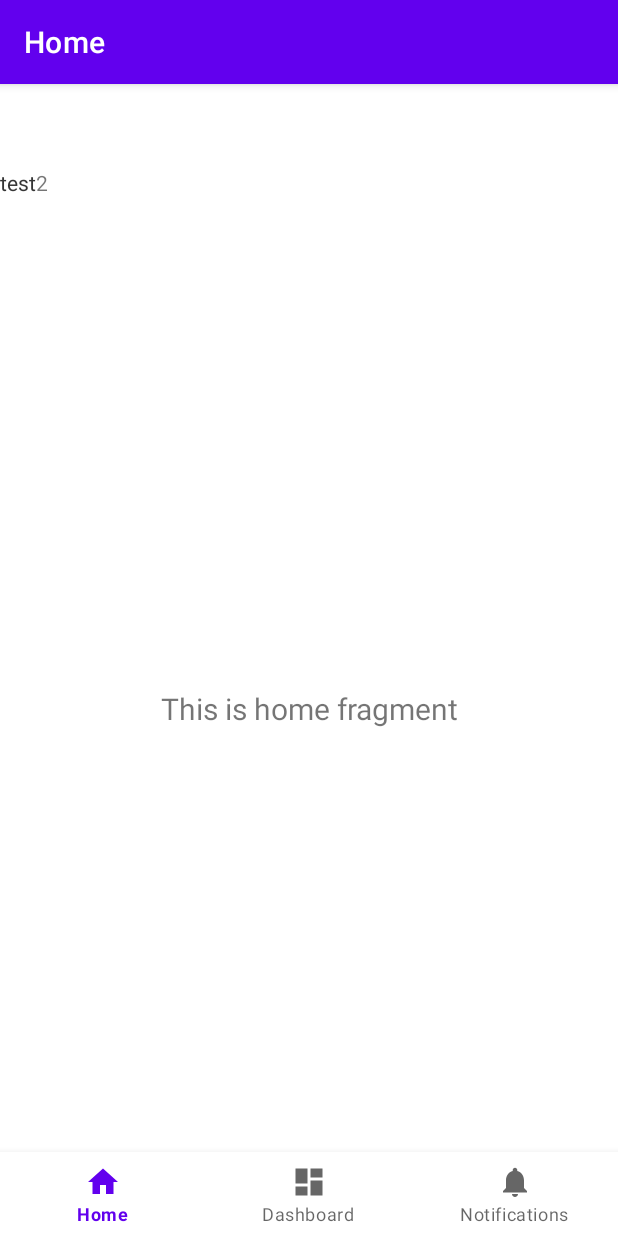
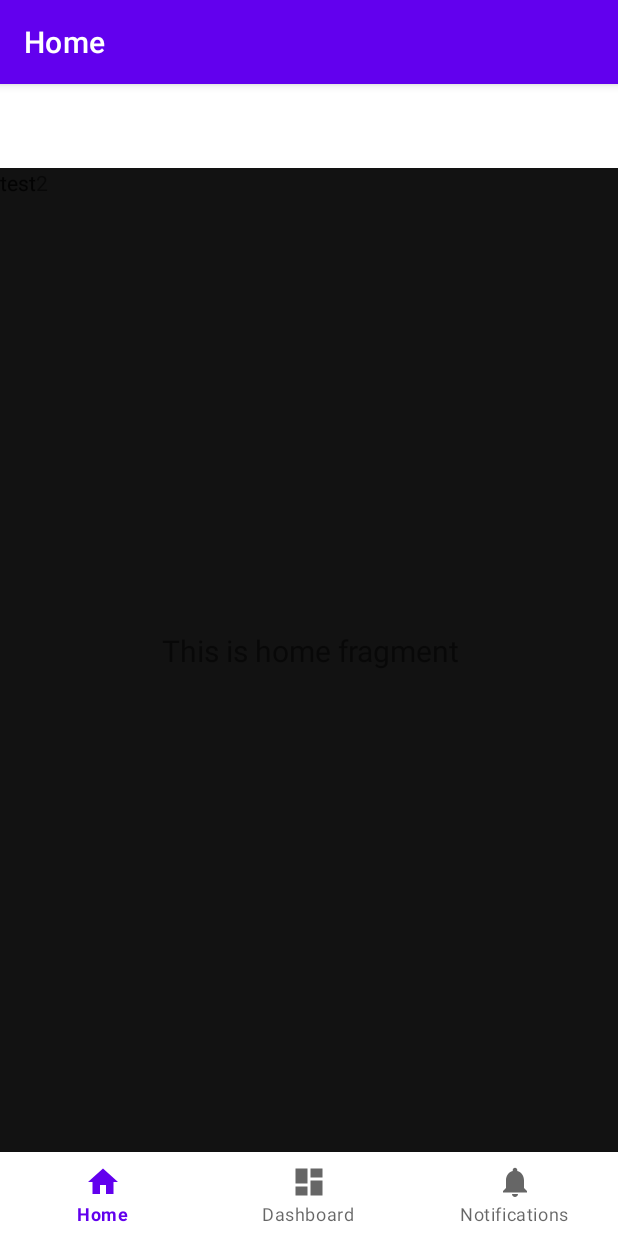
Before and after one commit to ajou-dico/Fit2Fit, an Android app: the screen it shows after launch (MainActivity), on a phone screen of 412 x 824 dp. Run offline under Robolectric (Android 15) with nearby library versions, the phone set to English and light mode, and no system bars; our stand-ins replace navigation-ui.

Commit message:
themechange
status bar, icon color, fragment background color

```diff
--- a/app/src/main/res/drawable/ic_dashboard_black_24dp.xml
+++ b/app/src/main/res/drawable/ic_dashboard_black_24dp.xml
@@ -4,6 +4,6 @@
     android:viewportWidth="24.0"
     android:viewportHeight="24.0">
     <path
-        android:fillColor="#FF000000"
+        android:fillColor="#DBF829"
         android:pathData="M3,13h8L11,3L3,3v10zM3,21h8v-6L3,15v6zM13,21h8L21,11h-8v10zM13,3v6h8L21,3h-8z" />
 </vector>
--- a/app/src/main/res/drawable/ic_home_black_24dp.xml
+++ b/app/src/main/res/drawable/ic_home_black_24dp.xml
@@ -4,6 +4,6 @@
     android:viewportWidth="24.0"
     android:viewportHeight="24.0">
     <path
-        android:fillColor="#FF000000"
+        android:fillColor="#DBF829"
         android:pathData="M10,20v-6h4v6h5v-8h3L12,3 2,12h3v8z" />
 </vector>
--- a/app/src/main/res/drawable/ic_notifications_black_24dp.xml
+++ b/app/src/main/res/drawable/ic_notifications_black_24dp.xml
@@ -4,6 +4,6 @@
     android:viewportWidth="24.0"
     android:viewportHeight="24.0">
     <path
-        android:fillColor="#FF000000"
+        android:fillColor="#DBF829"
         android:pathData="M12,22c1.1,0 2,-0.9 2,-2h-4c0,1.1 0.89,2 2,2zM18,16v-5c0,-3.07 -1.64,-5.64 -4.5,-6.32L13.5,4c0,-0.83 -0.67,-1.5 -1.5,-1.5s-1.5,0.67 -1.5,1.5v0.68C7.63,5.36 6,7.92 6,11v5l-2,2v1h16v-1l-2,-2z" />
 </vector>
--- a/app/src/main/res/layout/activity_main.xml
+++ b/app/src/main/res/layout/activity_main.xml
@@ -11,10 +11,9 @@
         android:id="@+id/nav_view"
         android:layout_width="0dp"
         android:layout_height="wrap_content"
-        android:layout_marginStart="0dp"
-        android:layout_marginEnd="0dp"
         android:background="?android:attr/windowBackground"
         app:layout_constraintBottom_toBottomOf="parent"
+        app:layout_constraintHorizontal_bias="0.0"
         app:layout_constraintLeft_toLeftOf="parent"
         app:layout_constraintRight_toRightOf="parent"
         app:menu="@menu/bottom_nav_menu" />
@@ -22,13 +21,14 @@
     <fragment
         android:id="@+id/nav_host_fragment_activity_main"
         android:name="androidx.navigation.fragment.NavHostFragment"
-        android:layout_width="match_parent"
-        android:layout_height="match_parent"
+        android:layout_width="425dp"
+        android:layout_height="679dp"
         app:defaultNavHost="true"
         app:layout_constraintBottom_toTopOf="@id/nav_view"
         app:layout_constraintLeft_toLeftOf="parent"
         app:layout_constraintRight_toRightOf="parent"
         app:layout_constraintTop_toTopOf="parent"
+        app:layout_constraintVertical_bias="0.982"
         app:navGraph="@navigation/mobile_navigation" />
 
     <TextView
--- a/app/src/main/res/layout/fragment_dashboard.xml
+++ b/app/src/main/res/layout/fragment_dashboard.xml
@@ -4,6 +4,7 @@
     xmlns:tools="http://schemas.android.com/tools"
     android:layout_width="match_parent"
     android:layout_height="match_parent"
+    android:background="@color/bgcolor"
     tools:context=".ui.dashboard.DashboardFragment">
 
     <TextView
--- a/app/src/main/res/layout/fragment_home.xml
+++ b/app/src/main/res/layout/fragment_home.xml
@@ -4,6 +4,7 @@
     xmlns:tools="http://schemas.android.com/tools"
     android:layout_width="match_parent"
     android:layout_height="match_parent"
+    android:background="@color/bgcolor"
     tools:context=".ui.home.HomeFragment">
 
     <TextView
--- a/app/src/main/res/layout/fragment_notifications.xml
+++ b/app/src/main/res/layout/fragment_notifications.xml
@@ -4,6 +4,7 @@
     xmlns:tools="http://schemas.android.com/tools"
     android:layout_width="match_parent"
     android:layout_height="match_parent"
+    android:background="@color/bgcolor"
     tools:context=".ui.notifications.NotificationsFragment">
 
     <TextView
--- a/app/src/main/res/menu/bottom_nav_menu.xml
+++ b/app/src/main/res/menu/bottom_nav_menu.xml
@@ -4,16 +4,19 @@
     <item
         android:id="@+id/navigation_home"
         android:icon="@drawable/ic_home_black_24dp"
+        android:iconTint="#DBF829"
         android:title="@string/title_home" />
 
     <item
         android:id="@+id/navigation_dashboard"
         android:icon="@drawable/ic_dashboard_black_24dp"
+        android:iconTint="#DBF829"
         android:title="@string/title_dashboard" />
 
     <item
         android:id="@+id/navigation_notifications"
         android:icon="@drawable/ic_notifications_black_24dp"
+        android:iconTint="#DBF829"
         android:title="@string/title_notifications" />
 
 </menu>
--- a/app/src/main/res/values/colors.xml
+++ b/app/src/main/res/values/colors.xml
@@ -7,4 +7,5 @@
     <color name="teal_700">#FF018786</color>
     <color name="black">#FF000000</color>
     <color name="white">#FFFFFFFF</color>
+    <color name="bgcolor">#121212</color>
 </resources>
```
